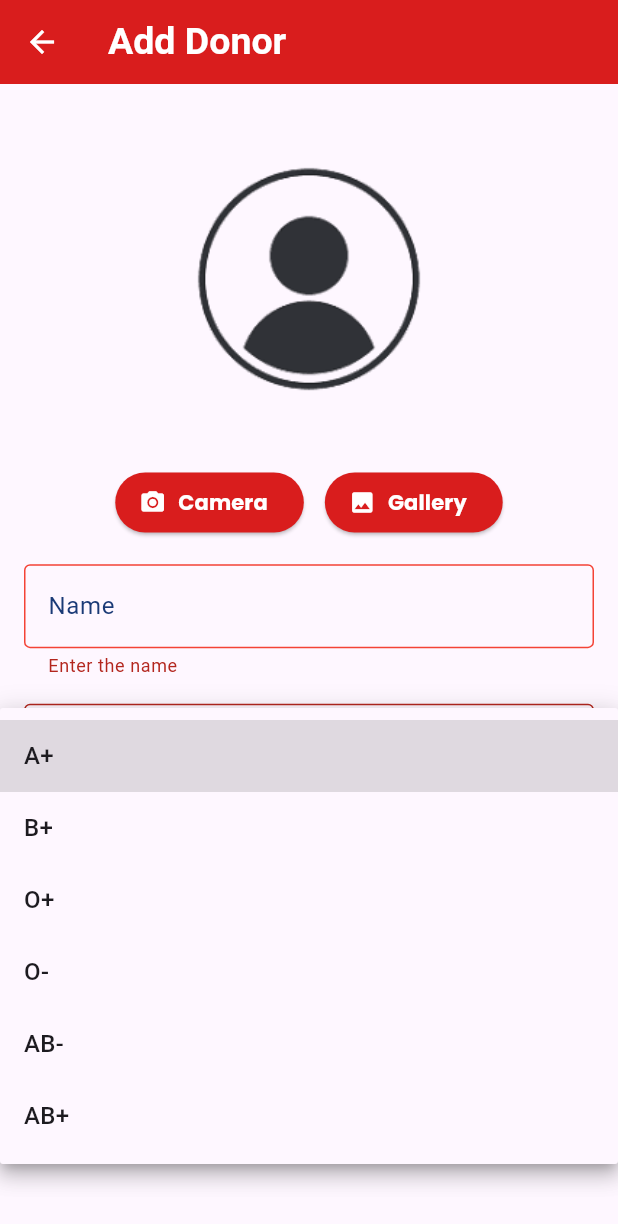
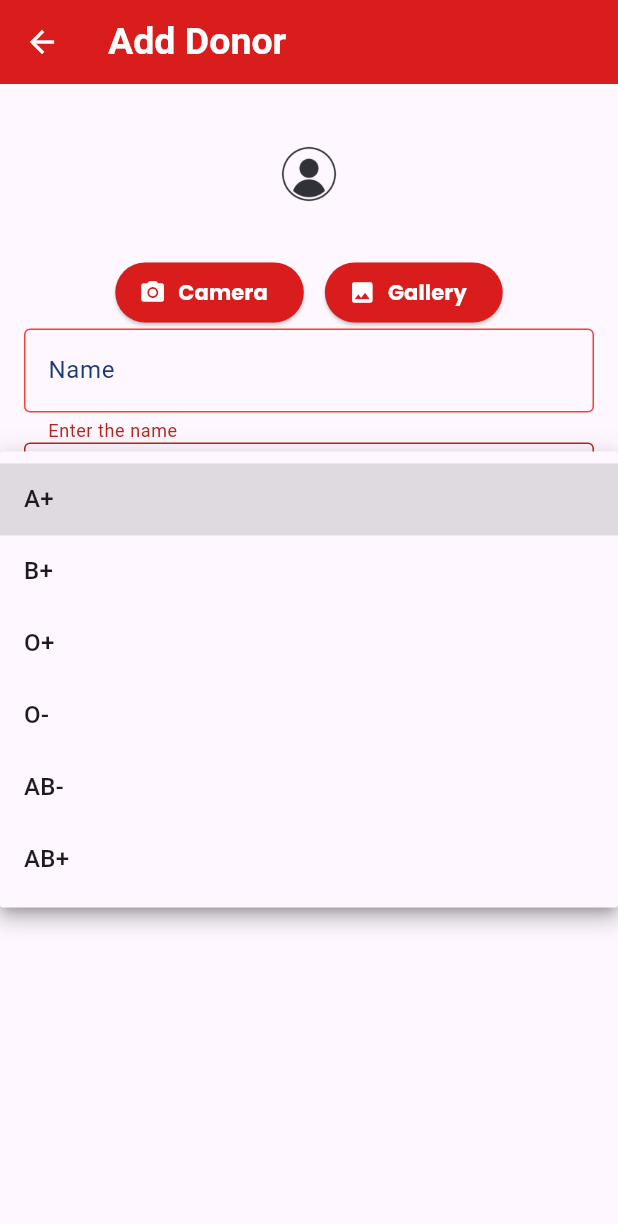
Before and after one commit to akhsak/Firebase_Crud-operation, a Flutter app: the AddScreen screen opened directly, after a tap on "ADD", after a tap on "Blood group", on a phone screen of 412 x 824 dp. Shown: the top 1224 px of the screen. Run offline on Flutter 3.47's test engine with Material 3 defaults, Android fonts, the phone set to English and light mode, and no system bars; our stand-ins replace cloud_firestore, firebase_core, firebase_storage, google_fonts, image_picker; accounts and stored records are empty.

```diff
--- a/lib/controller/add_provider.dart
+++ b/lib/controller/add_provider.dart
@@ -1,6 +1,6 @@
 import 'dart:io';
 import 'package:crud_firebase/controller/home_donor_provider.dart';
-import 'package:crud_firebase/model/donor.model.dart';
+import 'package:crud_firebase/model/donor_model.dart';
 
 import 'package:flutter/material.dart';
 import 'package:image_picker/image_picker.dart';
@@ -13,8 +13,6 @@ class AddProvider extends ChangeNotifier {
 
   String? selectedValue;
   final formKey = GlobalKey<FormState>();
-    final editformKey = GlobalKey<FormState>();
-
 
   File? selectedImage;
   ImagePicker imagePicker = ImagePicker();
--- a/lib/controller/home_donor_provider.dart
+++ b/lib/controller/home_donor_provider.dart
@@ -1,5 +1,5 @@
 import 'package:cloud_firestore/cloud_firestore.dart';
-import 'package:crud_firebase/model/donor.model.dart';
+import 'package:crud_firebase/model/donor_model.dart';
 import 'package:crud_firebase/service/donor_service.dart';
 import 'package:firebase_storage/firebase_storage.dart';
 import 'package:flutter/material.dart';
@@ -32,10 +32,10 @@ class DonorProvider extends ChangeNotifier {
   Reference folder = _firebaseService.storage.ref().child('images');
   Reference images = folder.child("$uniquename.jpg");
   try {
-    await images.putFile(image);
+   await images.putFile(image);
     downloadurl = await images.getDownloadURL();
     notifyListeners();
-   // print(downloadurl);
+    print(downloadurl);
   } catch (e) {
     throw Exception(e);
   }}
--- a/lib/service/donor_service.dart
+++ b/lib/service/donor_service.dart
@@ -1,5 +1,5 @@
 import 'package:cloud_firestore/cloud_firestore.dart';
-import 'package:crud_firebase/model/donor.model.dart';
+import 'package:crud_firebase/model/donor_model.dart';
 import 'package:firebase_storage/firebase_storage.dart';
 
 class FirebaseService {
--- a/lib/view/add_page.dart
+++ b/lib/view/add_page.dart
@@ -1,5 +1,3 @@
-
-
 // ignore_for_file: sort_child_properties_last, use_super_parameters, prefer_const_constructors_in_immutables
 
 import 'dart:io';
@@ -19,12 +17,12 @@ class AddScreen extends StatelessWidget {
   @override
   Widget build(BuildContext context) {
     final addProvider = Provider.of<AddProvider>(context, listen: false);
-    final mediaQuery = MediaQuery.of(context).size;
-
+   // final mediaQuery = MediaQuery.of(context).size;
+ final formKey = GlobalKey<FormState>();
     return Scaffold(
       appBar: AppBar(
-        title: textTitle(data:'Add Donor', size: 25),
-        backgroundColor:const Color.fromARGB(255, 217, 29, 29),
+        title: textTitle(data: 'Add Donor', size: 25),
+        backgroundColor: const Color.fromARGB(255, 217, 29, 29),
         leading: IconButton(
           onPressed: () {
             Navigator.pop(context);
@@ -36,7 +34,7 @@ class AddScreen extends StatelessWidget {
       body: SingleChildScrollView(
         scrollDirection: Axis.vertical,
         child: Form(
-          key:addProvider.formKey,
+          key: formKey,
           child: Padding(
             padding: const EdgeInsets.symmetric(horizontal: 16, vertical: 5),
             child: Column(
@@ -44,8 +42,7 @@ class AddScreen extends StatelessWidget {
               crossAxisAlignment: CrossAxisAlignment.start,
               children: [
                 SizedBox(
-                  height: mediaQuery.height * 0.8,
-                  width: mediaQuery.width * 1,
+
                   child: Column(
                     mainAxisAlignment: MainAxisAlignment.spaceEvenly,
                     children: [
@@ -56,8 +53,8 @@ class AddScreen extends StatelessWidget {
                               borderRadius: BorderRadius.circular(8.0),
                               child: SizedBox(
                                 child: Image.asset('assets/image-profile.png'),
-                                height: mediaQuery.height * 0.25,
-                                width: mediaQuery.width * 0.8,
+                                height: 100,
+                                width:50,
                               )),
                         )
                       else
@@ -68,8 +65,8 @@ class AddScreen extends StatelessWidget {
                               borderRadius: BorderRadius.circular(8.0),
                               child: Image.file(
                                 File(value.selectedImage!.path),
-                                height: mediaQuery.height * 0.2,
-                                width: mediaQuery.width * 0.8,
+                                height:100,
+                                width: 50,
                                 fit: BoxFit.cover,
                               ),
                             ),
@@ -103,18 +100,20 @@ class AddScreen extends StatelessWidget {
                               addProvider.setImage(ImageSource.gallery);
                             },
                             icon: const Icon(Icons.photo, color: Colors.white),
-                            label:
-                                textPoppins(data: 'Gallery', color: Colors.white),
+                            label: textPoppins(
+                                data: 'Gallery', color: Colors.white),
                           ),
                         ],
                       ),
                       customTextFormField(
                           controller: addProvider.nameController,
-                          labelText: 'Name',message: 'Enter the name'),
+                          labelText: 'Name',
+                          message: 'Enter the name'),
                       dropDown(addProvider),
                       customTextFormField(
                           controller: addProvider.phoneController,
-                          labelText: 'Phone no ',message: 'Enter the phone number',
+                          labelText: 'Phone no ',
+                          message: 'Enter the phone number',
                          inputFormatters: [
                             FilteringTextInputFormatter.digitsOnly
                           ],
@@ -122,9 +121,10 @@ class AddScreen extends StatelessWidget {
                           keyboardType: TextInputType.number),
                       ElevatedButton(
                         style: ElevatedButton.styleFrom(
-                            backgroundColor:const Color.fromARGB(255, 217, 29, 29)),
+                            backgroundColor:
+                                const Color.fromARGB(255, 217, 29, 29)),
                         onPressed: () {
-                          if(addProvider.formKey.currentState!.validate()){
+                          if (formKey.currentState!.validate()) {
                             addProvider.addStudent(context);
 
                             Navigator.push(
@@ -135,11 +135,11 @@ class AddScreen extends StatelessWidget {
                             );
                             addProvider.selectedImage = null;
                           }
-
                         },
                         child: Padding(
                             padding: const EdgeInsets.all(12.0),
-                            child: textPoppins(data: 'ADD', color: Colors.white)),
+                            child:
+                                textPoppins(data: 'ADD', color: Colors.white)),
                       ),
                     ],
                   ),
--- a/lib/view/detail_page.dart
+++ b/lib/view/detail_page.dart
@@ -1,6 +1,6 @@
 // ignore_for_file: prefer_const_constructors, use_super_parameters
 
-import 'package:crud_firebase/model/donor.model.dart';
+import 'package:crud_firebase/model/donor_model.dart';
 import 'package:crud_firebase/widget/text_style.dart';
 import 'package:flutter/material.dart';
 
```
Also changed, not shown: lib/view/edit_page.dart (+4 -3 lines), lib/view/home_page.dart (+46 -16 lines), lib/model/donor_model.dart (renamed from lib/model/donor.model.dart). Lines whose indentation alone changed are shown as unchanged.
